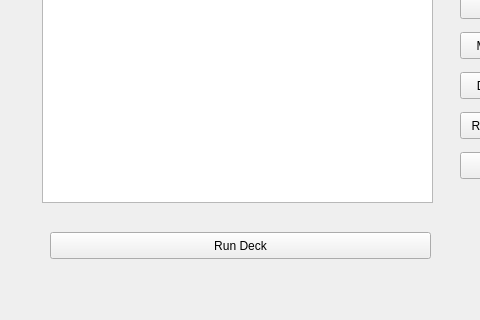
First picture: the form in mainwindow.ui, repository jbwyatt4/wyattflashcardapp, before the edit; both pictures show x 0 to 480 and y 137 to 457 of the 617 by 457 pixel window.
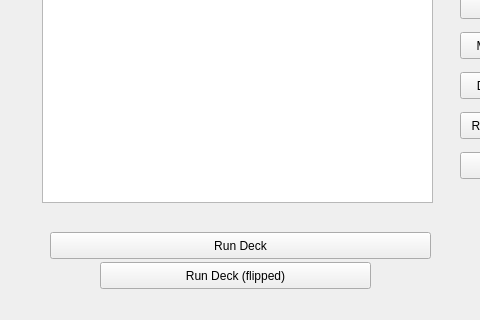
Second picture: the form after the edit.

Diff of the .ui file:
```diff
--- a/mainwindow.ui
+++ b/mainwindow.ui
@@ -108,6 +108,22 @@
      <string>Rename Deck</string>
     </property>
    </widget>
+   <widget class="QPushButton" name="runFlippedDeckButton">
+    <property name="geometry">
+     <rect>
+      <x>100</x>
+      <y>380</y>
+      <width>271</width>
+      <height>27</height>
+     </rect>
+    </property>
+    <property name="toolTip">
+     <string>All flashcards will be flipped</string>
+    </property>
+    <property name="text">
+     <string>Run Deck (flipped)</string>
+    </property>
+   </widget>
   </widget>
   <widget class="QMenuBar" name="menuBar">
    <property name="geometry">
```
Left out of the diff: 3 changed lines with no effect on the pictures.
